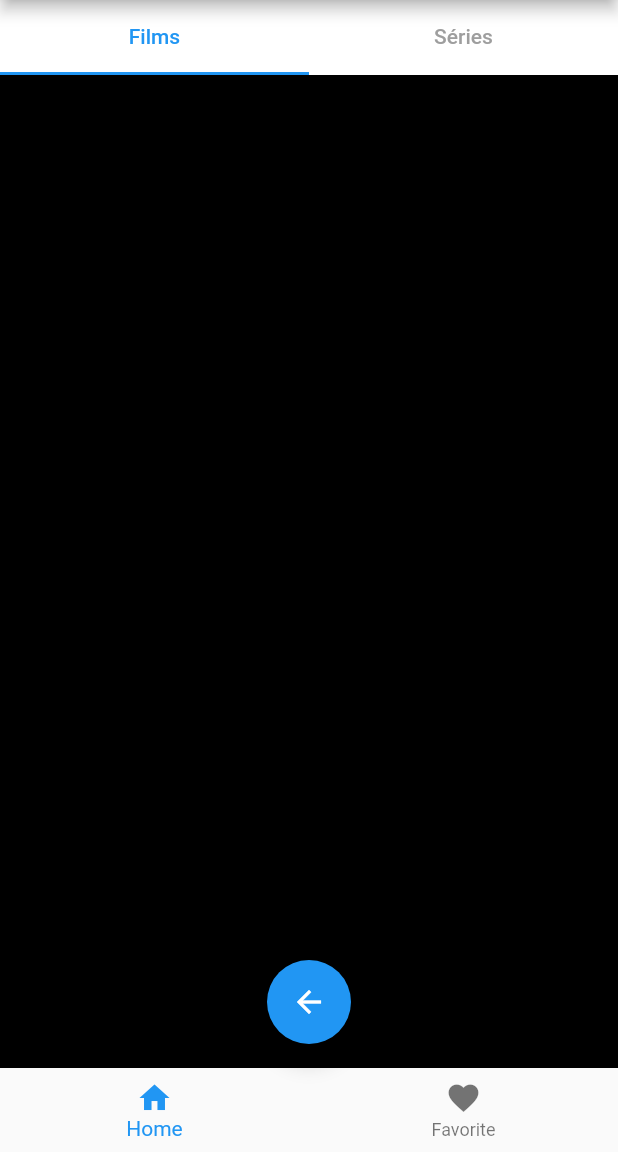
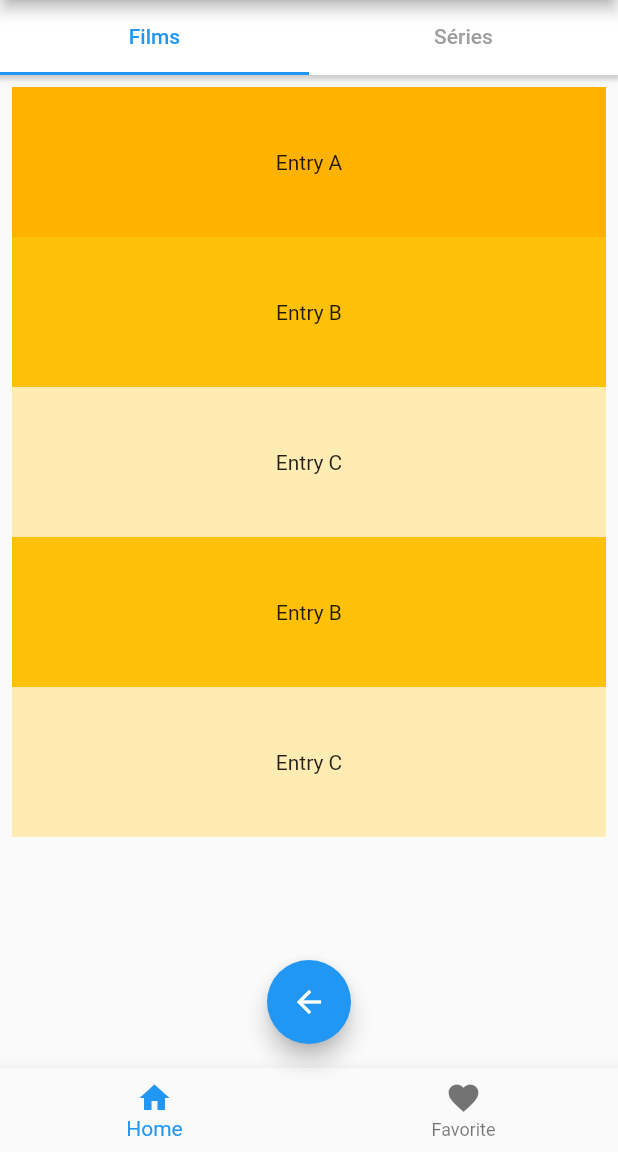
Before and after one commit to kenjorion/flutter_anime_app, a Flutter app: the screen it shows after launch, on a phone screen of 412 x 824 dp, the part 84-1236 px from its top. Run offline on Flutter 3.47's test engine with Material 2 defaults, Android fonts, the phone set to English and light mode, and no system bars.

Commit message:
- add listview

```diff
--- a/lib/screens/home.dart
+++ b/lib/screens/home.dart
@@ -36,10 +36,35 @@ class Home extends StatelessWidget {
           ),
         ),
         Expanded(
-            child: Container(
-                decoration: BoxDecoration(
-                    color: Colors.black
-                )
+            child: ListView(
+              padding: const EdgeInsets.all(8),
+              children: <Widget>[
+                Container(
+                  height: 100,
+                  color: Colors.amber[600],
+                  child: const Center(child: Text('Entry A')),
+                ),
+                Container(
+                  height: 100,
+                  color: Colors.amber[500],
+                  child: const Center(child: Text('Entry B')),
+                ),
+                Container(
+                  height: 100,
+                  color: Colors.amber[100],
+                  child: const Center(child: Text('Entry C')),
+                ),
+                Container(
+                  height: 100,
+                  color: Colors.amber[500],
+                  child: const Center(child: Text('Entry B')),
+                ),
+                Container(
+                  height: 100,
+                  color: Colors.amber[100],
+                  child: const Center(child: Text('Entry C')),
+                ),
+              ]
             )
         )
       ],
```
